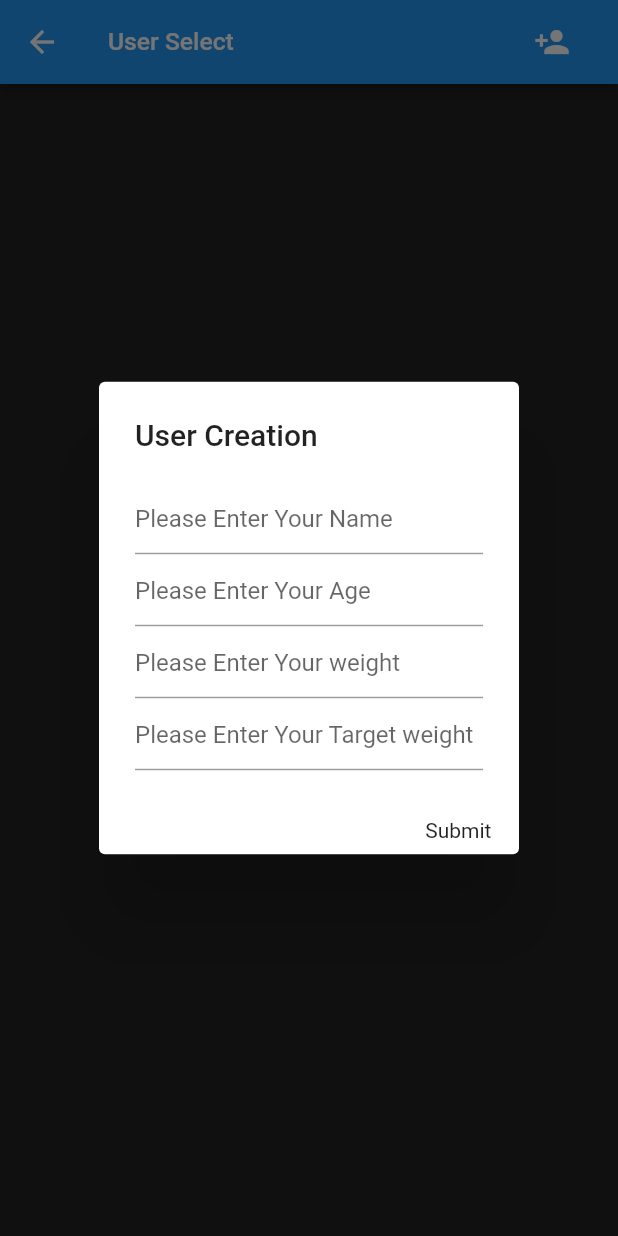
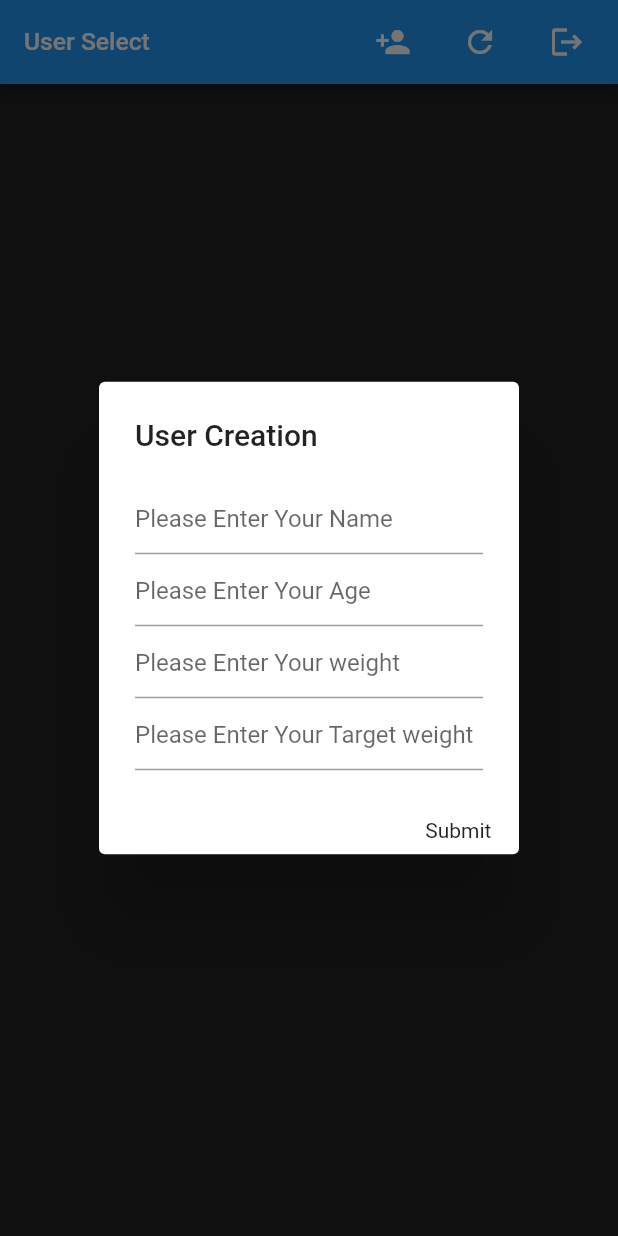
Before and after one commit to PaulRobson2002/ambpt, a Flutter app: the SecondScreen screen opened directly, after a tap on the "person add" icon, on a phone screen of 412 x 824 dp. Run offline on Flutter 3.47's test engine with Material 2 defaults, Android fonts, the light colour scheme and no system bars; our stand-ins replace google_fonts.

Commit message:
Added Refresh

```diff
--- a/lib/uselect.dart
+++ b/lib/uselect.dart
@@ -2,6 +2,8 @@
 import 'package:google_fonts/google_fonts.dart';
 import 'dart:convert';
 import 'dart:core';
+import 'userPage.dart';
+import 'main.dart';
 import 'globals.dart' as globals;
 
 class SecondScreen extends StatefulWidget {
@@ -21,11 +23,31 @@
       appBar: AppBar(
         actions: <Widget>[
           Padding(
-            padding: EdgeInsets.only(right: 20.0),
+            padding: EdgeInsets.only(right: 10.0),
             child: IconButton(
               icon: const Icon(Icons.person_add),
-              tooltip: 'Show Snackbar',
               onPressed: _GetName,
+            ),
+          ),
+          Padding(
+            padding: EdgeInsets.only(right: 10.0),
+            child: IconButton(
+                icon: const Icon(Icons.refresh),
+                onPressed: () => setState(() {}) // refresh Pages,
+                ),
+          ),
+          Padding(
+            padding: EdgeInsets.only(right: 10.0),
+            child: IconButton(
+              icon: const Icon(Icons.logout),
+              onPressed: () => {
+                Navigator.pushReplacement(
+                  context,
+                  MaterialPageRoute(
+                    builder: (context) => Login(),
+                  ),
+                )
+              },
             ),
           ),
         ],
@@ -49,7 +71,15 @@
                   //print(_index);
                   //print(globals.account.Users[_index].name);
                   return new FlatButton(
-                    onPressed: () => print(_index),
+                    onPressed: () => {
+                      globals.account.SelectedAccount = _index,
+                      Navigator.push(
+                        context,
+                        MaterialPageRoute(
+                          builder: (context) => UserPage(),
+                        ),
+                      )
+                    },
                     child: CardWidget(
                       Age: globals.account.Users[_index].Age,
                       Name: globals.account.Users[_index].name,
@@ -289,7 +319,7 @@
                       //print(globals.account.Users[0].name);
                       ////print(globals.Users);//Debug
                       (context as Element).reassemble();
-                      setState(() {}); // refresh Pages
+
                       Navigator.of(context).pop(); // Close the dialog box
 
                     }
```
Also changed, not shown: lib/globals.dart (+1 -8 lines), lib/main.dart (+11 -18 lines), lib/register.dart (+87 -1 lines), lib/userPage.dart (added, +19 -0 lines).
